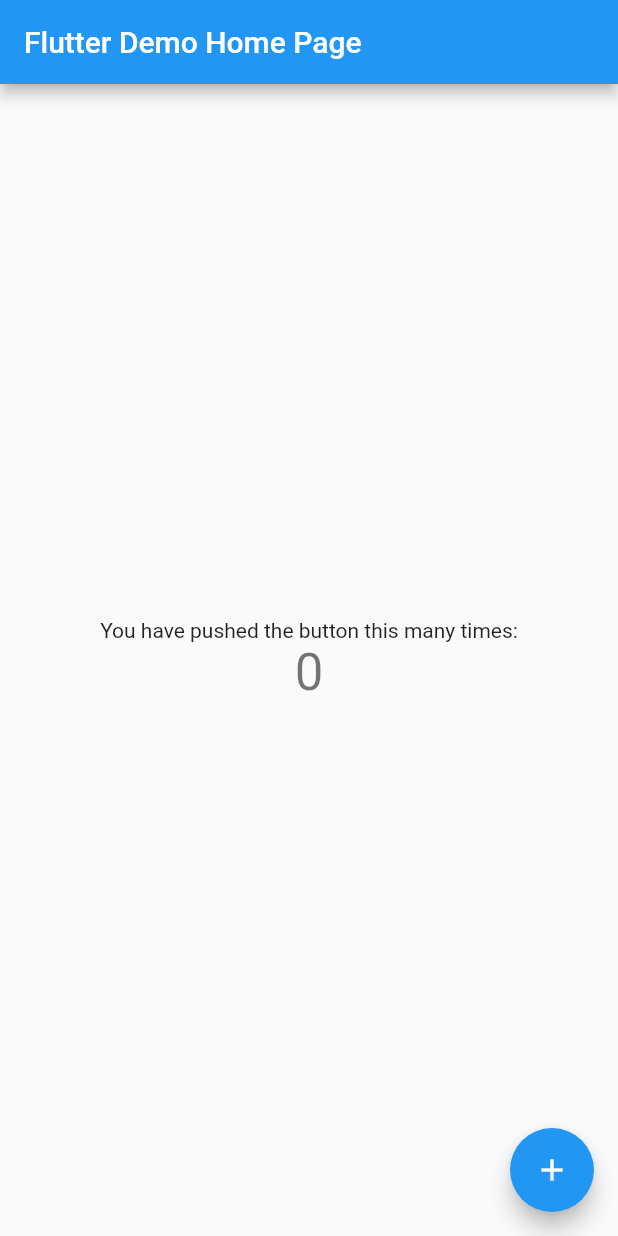
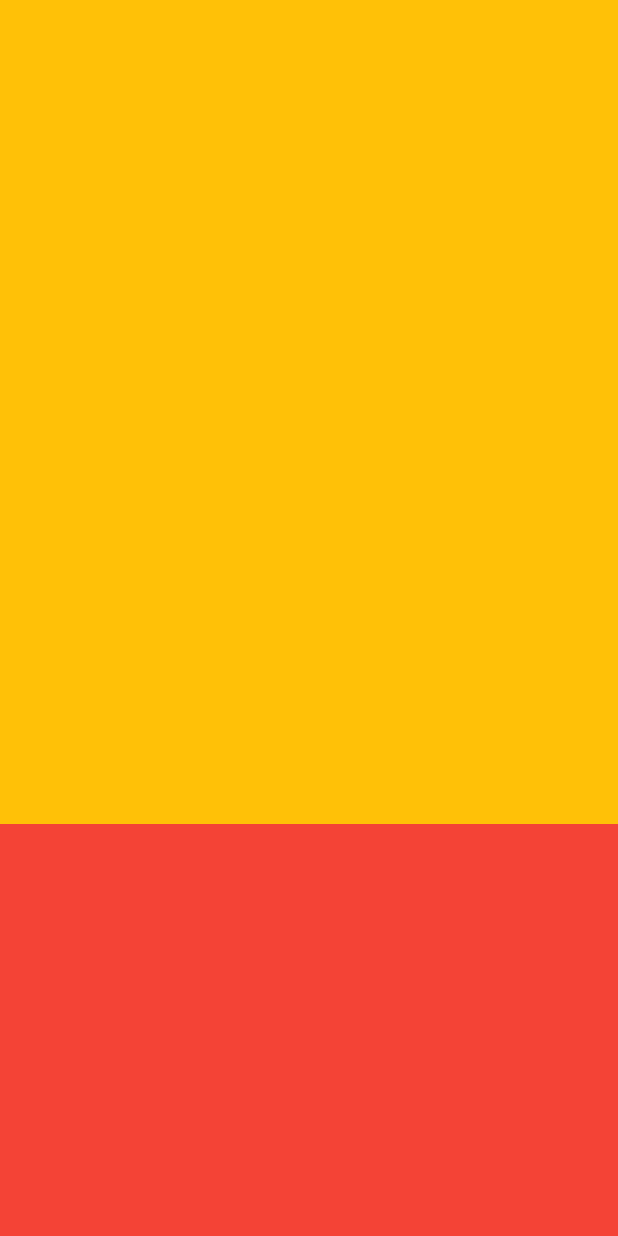
Before and after one commit to jiep17/HeartDog, a Flutter app: the screen it shows after launch, on a phone screen of 412 x 824 dp. Run offline on Flutter 3.47's test engine with Material 2 defaults, Android fonts, the phone set to English and light mode, and no system bars.

Commit message:
feat: Add initial login page

```diff
--- a/lib/main.dart
+++ b/lib/main.dart
@@ -1,115 +1,6 @@
 import 'package:flutter/material.dart';
+import 'src/app.dart';
 
 void main() {
   runApp(const MyApp());
 }
-
-class MyApp extends StatelessWidget {
-  const MyApp({super.key});
-
-  // This widget is the root of your application.
-  @override
-  Widget build(BuildContext context) {
-    return MaterialApp(
-      title: 'Flutter Demo',
-      theme: ThemeData(
-        // This is the theme of your application.
-        //
-        // Try running your application with "flutter run". You'll see the
-        // application has a blue toolbar. Then, without quitting the app, try
-        // changing the primarySwatch below to Colors.green and then invoke
-        // "hot reload" (press "r" in the console where you ran "flutter run",
-        // or simply save your changes to "hot reload" in a Flutter IDE).
-        // Notice that the counter didn't reset back to zero; the application
-        // is not restarted.
-        primarySwatch: Colors.blue,
-      ),
-      home: const MyHomePage(title: 'Flutter Demo Home Page'),
-    );
-  }
-}
-
-class MyHomePage extends StatefulWidget {
-  const MyHomePage({super.key, required this.title});
-
-  // This widget is the home page of your application. It is stateful, meaning
-  // that it has a State object (defined below) that contains fields that affect
-  // how it looks.
-
-  // This class is the configuration for the state. It holds the values (in this
-  // case the title) provided by the parent (in this case the App widget) and
-  // used by the build method of the State. Fields in a Widget subclass are
-  // always marked "final".
-
-  final String title;
-
-  @override
-  State<MyHomePage> createState() => _MyHomePageState();
-}
-
-class _MyHomePageState extends State<MyHomePage> {
-  int _counter = 0;
-
-  void _incrementCounter() {
-    setState(() {
-      // This call to setState tells the Flutter framework that something has
-      // changed in this State, which causes it to rerun the build method below
-      // so that the display can reflect the updated values. If we changed
-      // _counter without calling setState(), then the build method would not be
-      // called again, and so nothing would appear to happen.
-      _counter++;
-    });
-  }
-
-  @override
-  Widget build(BuildContext context) {
-    // This method is rerun every time setState is called, for instance as done
-    // by the _incrementCounter method above.
-    //
-    // The Flutter framework has been optimized to make rerunning build methods
-    // fast, so that you can just rebuild anything that needs updating rather
-    // than having to individually change instances of widgets.
-    return Scaffold(
-      appBar: AppBar(
-        // Here we take the value from the MyHomePage object that was created by
-        // the App.build method, and use it to set our appbar title.
-        title: Text(widget.title),
-      ),
-      body: Center(
-        // Center is a layout widget. It takes a single child and positions it
-        // in the middle of the parent.
-        child: Column(
-          // Column is also a layout widget. It takes a list of children and
-          // arranges them vertically. By default, it sizes itself to fit its
-          // children horizontally, and tries to be as tall as its parent.
-          //
-          // Invoke "debug painting" (press "p" in the console, choose the
-          // "Toggle Debug Paint" action from the Flutter Inspector in Android
-          // Studio, or the "Toggle Debug Paint" command in Visual Studio Code)
-          // to see the wireframe for each widget.
-          //
-          // Column has various properties to control how it sizes itself and
-          // how it positions its children. Here we use mainAxisAlignment to
-          // center the children vertically; the main axis here is the vertical
-          // axis because Columns are vertical (the cross axis would be
-          // horizontal).
-          mainAxisAlignment: MainAxisAlignment.center,
-          children: <Widget>[
-            const Text(
-              'You have pushed the button this many times:',
-            ),
-            Text(
-              '$_counter',
-              style: Theme.of(context).textTheme.headlineMedium,
-            ),
-          ],
-        ),
-      ),
-      floatingActionButton: FloatingActionButton(
-        onPressed: _incrementCounter,
-        tooltip: 'Increment',
-        child: const Icon(Icons.add),
-      ), // This trailing comma makes auto-formatting nicer for build methods.
-    );
-  }
-}
--- /dev/null
+++ b/lib/src/app.dart
@@ -0,0 +1,31 @@
+import 'package:flutter/material.dart';
+import 'package:flutter_localizations/flutter_localizations.dart';
+import 'package:heartdog/src/route_generator.dart';
+
+class MyApp extends StatelessWidget {
+  const MyApp({super.key});
+
+  // This widget is the root of your application.
+  @override
+  Widget build(BuildContext context) {
+
+    return MaterialApp(
+      title: 'BarkBeat App',
+      debugShowCheckedModeBanner: false,
+      theme: ThemeData(
+        primarySwatch: Colors.blue,
+      ),
+      localizationsDelegates: const [
+        GlobalMaterialLocalizations.delegate,
+        GlobalWidgetsLocalizations.delegate
+      ],
+      supportedLocales: const [
+        Locale('en','US'),
+        Locale('es','ES')
+      ],
+      initialRoute: '/',
+      onGenerateRoute: RouteGenerator.generateRoute,
+
+    );
+  }
+}
--- /dev/null
+++ b/lib/src/pages/login_page.dart
@@ -0,0 +1,28 @@
+
+
+import 'package:flutter/material.dart';
+
+class LoginPage extends StatefulWidget {
+  const LoginPage({super.key});
+
+  @override
+  State<LoginPage> createState() => _LoginPageState();
+}
+
+class _LoginPageState extends State<LoginPage> {
+  @override
+  Widget build(BuildContext context) {
+    return Column(
+      children: [
+        Expanded(
+          flex: 2,
+          child: Container(
+          color: Colors.amber,
+        )),
+        Expanded(child: Container(
+          color: Colors.red,
+        )),
+      ],
+    );
+  }
+}
--- /dev/null
+++ b/lib/src/route_generator.dart
@@ -0,0 +1,29 @@
+
+
+import 'package:flutter/material.dart';
+import 'package:heartdog/src/pages/login_page.dart';
+
+class RouteGenerator{
+  static Route<dynamic> generateRoute(RouteSettings settings){
+    switch (settings.name){
+      case '/':return MaterialPageRoute(builder: (context)=> const LoginPage() ) ;
+
+      default: return _errorRoute();
+
+    }
+  }
+
+  static Route<dynamic> _errorRoute() {
+    return MaterialPageRoute(builder: (context){
+      return Scaffold(
+        appBar: AppBar(
+          title: const Text('ERROR'),
+          centerTitle: true,
+        ),
+        body: const Center(
+          child: Text('The provided route not exist in lib/src/route_generator.dart'),
+        ),
+      );
+    });
+  }
+}
--- a/pubspec.yaml
+++ b/pubspec.yaml
@@ -31,10 +31,15 @@
   flutter:
     sdk: flutter
 
+  flutter_localizations:
+    sdk: flutter
+
 
   # The following adds the Cupertino Icons font to your application.
   # Use with the CupertinoIcons class for iOS style icons.
   cupertino_icons: ^1.0.2
+
+
 
 dev_dependencies:
   flutter_test:
```
Also changed, not shown: pubspec.lock, 1 other file.
